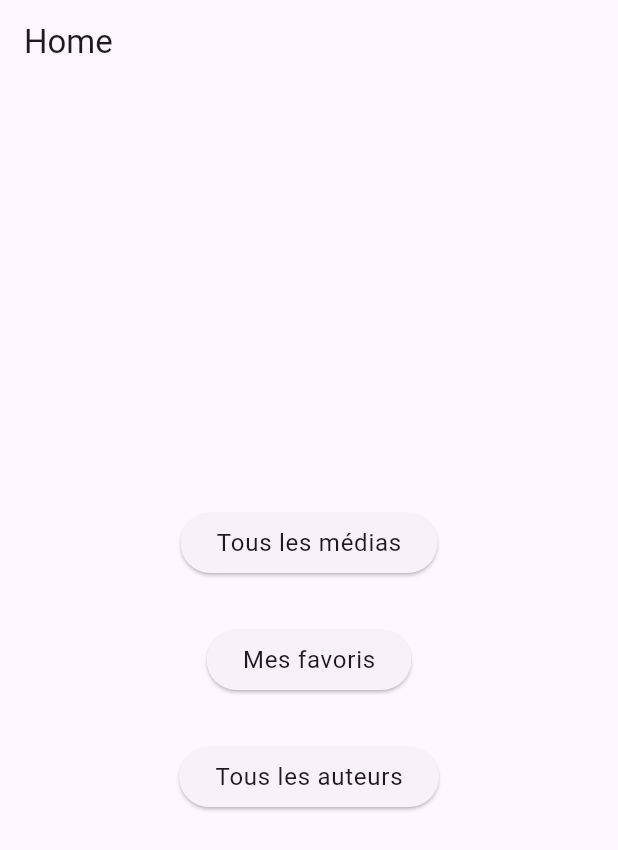
After one commit to Alutulu/uvamse, a Flutter app: the screen it shows after launch, on a phone screen of 412 x 824 dp. The commit adds this screen. Shown: the top 850 px of the screen. Run offline on Flutter 3.47's test engine with Material 3 defaults, Android fonts, the phone set to English and light mode, and no system bars; our stand-ins replace go_router, url_strategy; missing offline and left inert: adaptive_navigation, window_size; statements that could not run were skipped.

Commit message:
page home

```diff
--- a/tp1/lib/src/app.dart
+++ b/tp1/lib/src/app.dart
@@ -2,6 +2,7 @@
 // for details. All rights reserved. Use of this source code is governed by a
 // BSD-style license that can be found in the LICENSE file.
 
+import 'package:bookstore/src/screens/home.dart';
 import 'package:flutter/material.dart';
 import 'package:go_router/go_router.dart';
 
@@ -35,7 +36,7 @@ class _MediastoreState extends State<Mediastore> {
     return MaterialApp.router(
       routerConfig: GoRouter(
         debugLogDiagnostics: true,
-        initialLocation: '/home/all',
+        initialLocation: '/home',
         routes: [
           ShellRoute(
             navigatorKey: appShellNavigatorKey,
@@ -43,14 +44,21 @@ class _MediastoreState extends State<Mediastore> {
               return MediastoreScaffold(
                 selectedIndex: switch (state.uri.path) {
                   var p when p.startsWith('/home') => 0,
-                  var p when p.startsWith('/authors') => 1,
-                  var p when p.startsWith('/settings') => 2,
+                  var p when p.startsWith('/media') => 1,
+                  var p when p.startsWith('/authors') => 2,
+                  var p when p.startsWith('/about') => 3,
                   _ => 0,
                 },
                 child: child,
               );
             },
             routes: [
+              GoRoute(
+                  path: '/home',
+                  pageBuilder: (context, state) {
+                    return FadeTransitionPage<dynamic>(
+                        key: state.pageKey, child: const HomeScreen());
+                  }),
               ShellRoute(
                 pageBuilder: (context, state, child) {
                   return FadeTransitionPage<dynamic>(
@@ -60,16 +68,14 @@ class _MediastoreState extends State<Mediastore> {
                       return MediasScreen(
                         onTap: (idx) {
                           GoRouter.of(context).go(switch (idx) {
-                            0 => '/home/all',
-                            1 => '/home/favoris',
-                            // 2 => '/home/all',
-                            _ => '/home/all',
+                            0 => '/media/all',
+                            1 => '/media/favoris',
+                            _ => '/media/all',
                           });
                         },
                         selectedIndex: switch (state.uri.path) {
-                          var p when p.startsWith('/home/all') => 0,
-                          var p when p.startsWith('/home/favoris') => 1,
-                          // var p when p.startsWith('/home/all') => 2,
+                          var p when p.startsWith('/media/all') => 0,
+                          var p when p.startsWith('/media/favoris') => 1,
                           _ => 0,
                         },
                         child: child,
@@ -79,7 +85,7 @@ class _MediastoreState extends State<Mediastore> {
                 },
                 routes: [
                   GoRoute(
-                    path: '/home/all',
+                    path: '/media/all',
                     pageBuilder: (context, state) {
                       return FadeTransitionPage<dynamic>(
                         key: state.pageKey,
@@ -90,7 +96,7 @@ class _MediastoreState extends State<Mediastore> {
                               medias: libraryInstance.allMedias,
                               onTap: (media) {
                                 GoRouter.of(context)
-                                    .go('/home/all/media/${media.id}');
+                                    .go('/media/all/media/${media.id}');
                               },
                             );
                           },
@@ -111,7 +117,7 @@ class _MediastoreState extends State<Mediastore> {
                     ],
                   ),
                   GoRoute(
-                    path: '/home/favoris',
+                    path: '/media/favoris',
                     pageBuilder: (context, state) {
                       return FadeTransitionPage<dynamic>(
                         // Use a builder to get the correct BuildContext
@@ -122,7 +128,7 @@ class _MediastoreState extends State<Mediastore> {
                               medias: libraryInstance.favoriteMedias,
                               onTap: (media) {
                                 GoRouter.of(context)
-                                    .go('/home/favoris/media/${media.id}');
+                                    .go('/media/favoris/media/${media.id}');
                               },
                             );
                           },
@@ -171,9 +177,9 @@ class _MediastoreState extends State<Mediastore> {
                       return Builder(builder: (context) {
                         return AuthorDetailsScreen(
                           author: author,
-                          onBookTapped: (media) {
+                          onMediaTapped: (media) {
                             GoRouter.of(context)
-                                .go('/home/all/media/${media.id}');
+                                .go('/media/all/media/${media.id}');
                           },
                         );
                       });
--- a/tp1/lib/src/screens/about.dart
+++ b/tp1/lib/src/screens/about.dart
@@ -14,6 +14,9 @@ class AboutScreen extends StatefulWidget {
 class _AboutScreenState extends State<AboutScreen> {
   @override
   Widget build(BuildContext context) => Scaffold(
+        appBar: AppBar(
+          title: const Text('About'),
+        ),
         body: Center(
           child: Column(
             mainAxisAlignment: MainAxisAlignment.center,
--- /dev/null
+++ b/tp1/lib/src/screens/home.dart
@@ -0,0 +1,51 @@
+// Copyright 2021, the Flutter project authors. Please see the AUTHORS file
+// for details. All rights reserved. Use of this source code is governed by a
+// BSD-style license that can be found in the LICENSE file.
+
+import 'package:flutter/material.dart';
+import 'package:go_router/go_router.dart';
+
+class HomeScreen extends StatefulWidget {
+  const HomeScreen({super.key});
+
+  @override
+  State<HomeScreen> createState() => _HomeScreenState();
+}
+
+class _HomeScreenState extends State<HomeScreen> {
+  @override
+  Widget build(BuildContext context) => Scaffold(
+        appBar: AppBar(
+          title: const Text('Home'),
+        ),
+        body: Center(
+          child: Column(
+            mainAxisAlignment: MainAxisAlignment.center,
+            children: <Widget>[
+              ElevatedButton(
+                  onPressed: () {
+                    GoRouter.of(context).go('/media/all');
+                  },
+                  child: Text(
+                    "Tous les médias",
+                    style: Theme.of(context).textTheme.bodyLarge,
+                  )),
+              SizedBox(height: 30),
+              ElevatedButton(
+                  onPressed: () {
+                    GoRouter.of(context).go('/media/favoris');
+                  },
+                  child: Text("Mes favoris",
+                      style: Theme.of(context).textTheme.bodyLarge)),
+              SizedBox(height: 30),
+              ElevatedButton(
+                  onPressed: () {
+                    GoRouter.of(context).go('/authors');
+                  },
+                  child: Text("Tous les auteurs",
+                      style: Theme.of(context).textTheme.bodyLarge))
+            ],
+          ),
+        ),
+      );
+}
--- a/tp1/lib/src/screens/media_details.dart
+++ b/tp1/lib/src/screens/media_details.dart
@@ -52,8 +52,8 @@ class MediaDetailsScreen extends StatelessWidget {
                   MaterialPageRoute<void>(
                     builder: (context) => AuthorDetailsScreen(
                       author: media!.author,
-                      onBookTapped: (media) {
-                        GoRouter.of(context).go('/home/all/media/${media.id}');
+                      onMediaTapped: (media) {
+                        GoRouter.of(context).go('/media/all/media/${media.id}');
                       },
                     ),
                   ),
--- a/tp1/lib/src/screens/scaffold.dart
+++ b/tp1/lib/src/screens/scaffold.dart
@@ -25,14 +25,19 @@ class MediastoreScaffold extends StatelessWidget {
         selectedIndex: selectedIndex,
         body: child,
         onDestinationSelected: (idx) {
-          if (idx == 0) goRouter.go('/home/all');
-          if (idx == 1) goRouter.go('/authors');
-          if (idx == 2) goRouter.go('/about');
+          if (idx == 0) goRouter.go('/home');
+          if (idx == 1) goRouter.go('/media/all');
+          if (idx == 2) goRouter.go('/authors');
+          if (idx == 3) goRouter.go('/about');
         },
         destinations: const [
           AdaptiveScaffoldDestination(
             title: 'Home',
             icon: Icons.home,
+          ),
+          AdaptiveScaffoldDestination(
+            title: 'Media',
+            icon: Icons.play_arrow,
           ),
           AdaptiveScaffoldDestination(
             title: 'Authors',
```
Also changed, not shown: tp1/lib/src/screens/author_details.dart (+4 -4 lines), tp1/lib/src/screens/sign_in.dart (deleted, +0 -69 lines).
